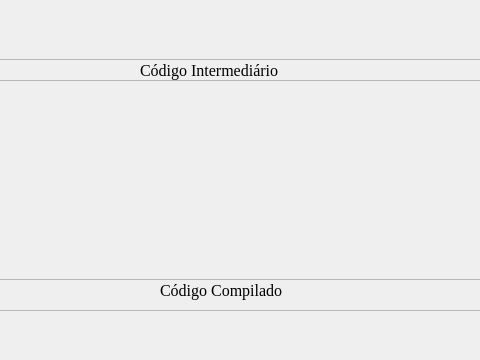
This is TelaPrincipal.ui in LuanTavares/Compilador as Qt 5 draws it before an edit; both pictures show x 160 to 640 and y 300 to 660 of the 800 by 844 pixel window. The edited form follows.
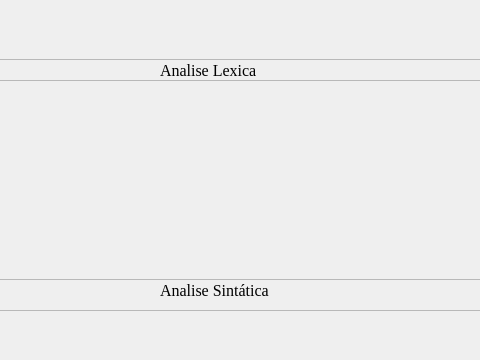
This is the edited form.

Commit message: Lexica ok

```diff
--- a/TelaPrincipal.ui
+++ b/TelaPrincipal.ui
@@ -43,14 +43,14 @@
    <widget class="QLabel" name="labelCodigoIntermediario">
     <property name="geometry">
      <rect>
-      <x>300</x>
+      <x>320</x>
       <y>360</y>
       <width>181</width>
       <height>20</height>
      </rect>
     </property>
     <property name="text">
-     <string>Código Intermediário</string>
+     <string>Analise Lexica</string>
     </property>
    </widget>
    <widget class="QTextEdit" name="textEditCodigoFonte">
@@ -154,7 +154,7 @@
      </rect>
     </property>
     <property name="text">
-     <string>Código Compilado</string>
+     <string>Analise Sintática</string>
     </property>
    </widget>
    <widget class="QTextEdit" name="textEditCodigoCompilado">
```
The commit also changes 3 other files.
